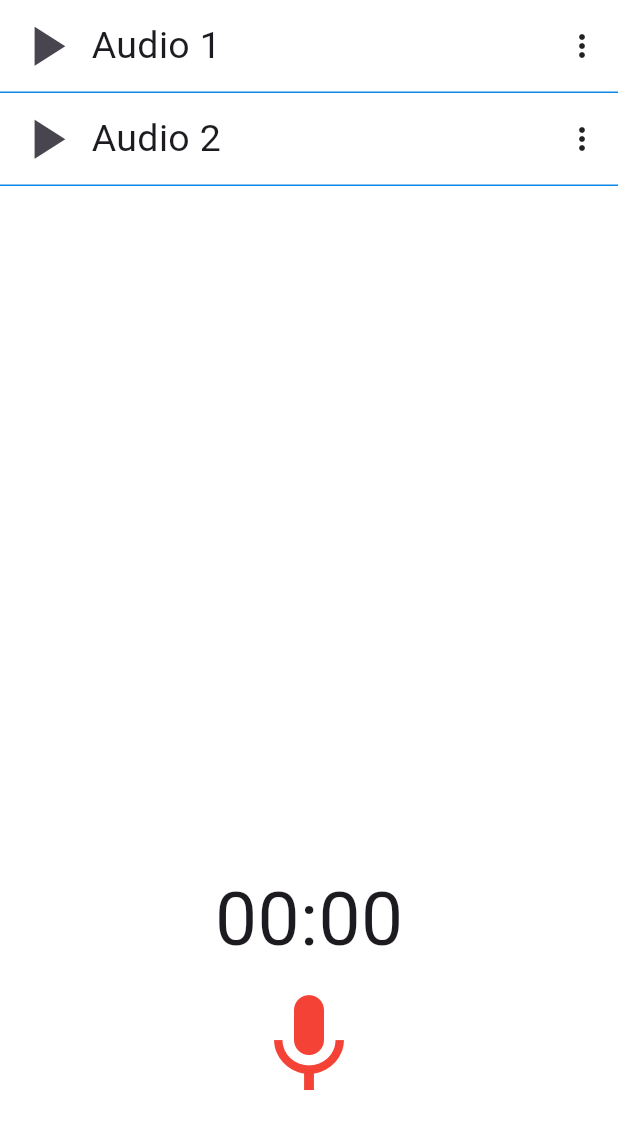
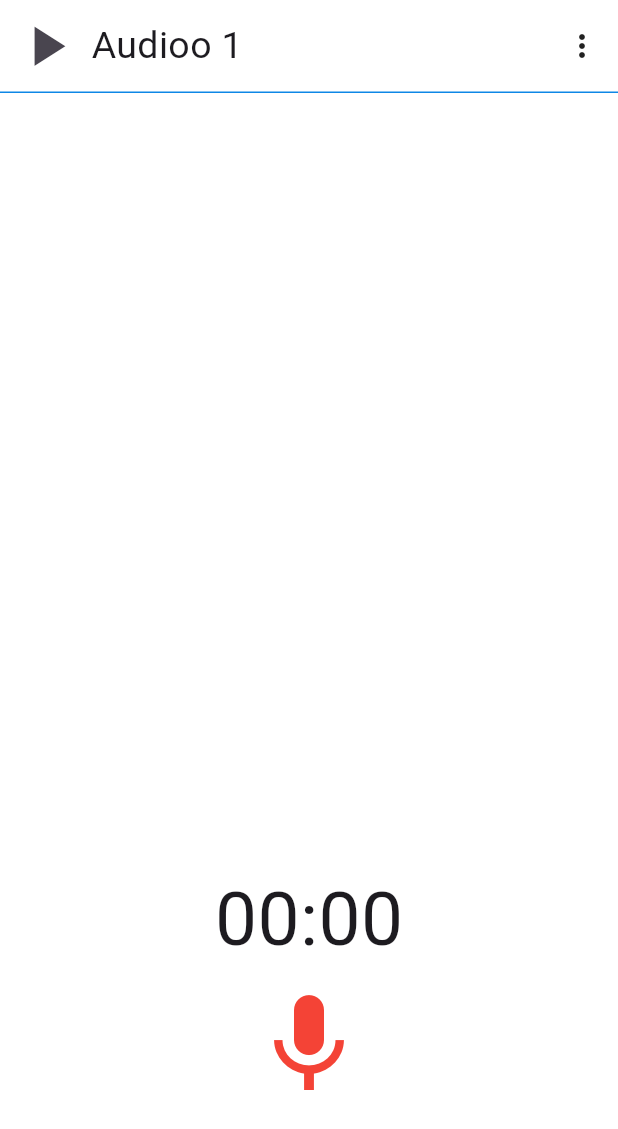
Before and after one commit to yurimatosrodrigues/record-audio, a Flutter app: the screen it shows after launch, on a phone screen of 412 x 824 dp. Shown: the top 1129 px of the screen. Run offline on Flutter 3.47's test engine with Material 3 defaults, Android fonts, the phone set to English and light mode, and no system bars; our stand-ins replace just_audio; missing offline and left inert: record.

Commit message:
feat: delega criacao da lista para home

```diff
--- a/lib/home.dart
+++ b/lib/home.dart
@@ -9,6 +9,7 @@ import 'package:path/path.dart' as p;
 
 import 'package:record/record.dart';
 import 'package:record_audio/list_audio.dart';
+import 'package:record_audio/model/audio_item_model.dart';
 
 class Home extends StatefulWidget {
   const Home({super.key});
@@ -26,6 +27,10 @@ class _HomeState extends State<Home> {
 
   Duration duration = Duration();
   Timer? timer;
+
+  List<AudioItemModel> audioList = [
+    AudioItemModel(title: 'Audioo 1', path: '', createAt: DateTime.now()),
+  ];
 
   Widget _buildBackIcon() {
     return IconButton(
@@ -170,7 +175,11 @@ class _HomeState extends State<Home> {
 
         child: Column(
           mainAxisAlignment: MainAxisAlignment.start,
-          children: [ListAudio(), _buildCountUpTime(), _buildActionButtons()],
+          children: [
+            ListAudio(audioList: audioList),
+            _buildCountUpTime(),
+            _buildActionButtons(),
+          ],
         ),
       ),
     );
--- a/lib/list_audio.dart
+++ b/lib/list_audio.dart
@@ -3,10 +3,9 @@ import 'package:record_audio/menu_widget.dart';
 import 'package:record_audio/model/audio_item_model.dart';
 
 class ListAudio extends StatefulWidget {
-  List<AudioItemModel> audioList = [
-    AudioItemModel(title: 'Audio 1', path: '', createAt: DateTime.now()),
-    AudioItemModel(title: 'Audio 2', path: '', createAt: DateTime.now()),
-  ];
+  const ListAudio({super.key, required this.audioList});
+
+  final List<AudioItemModel> audioList;
 
   @override
   _ListAudioState createState() => _ListAudioState();
```
